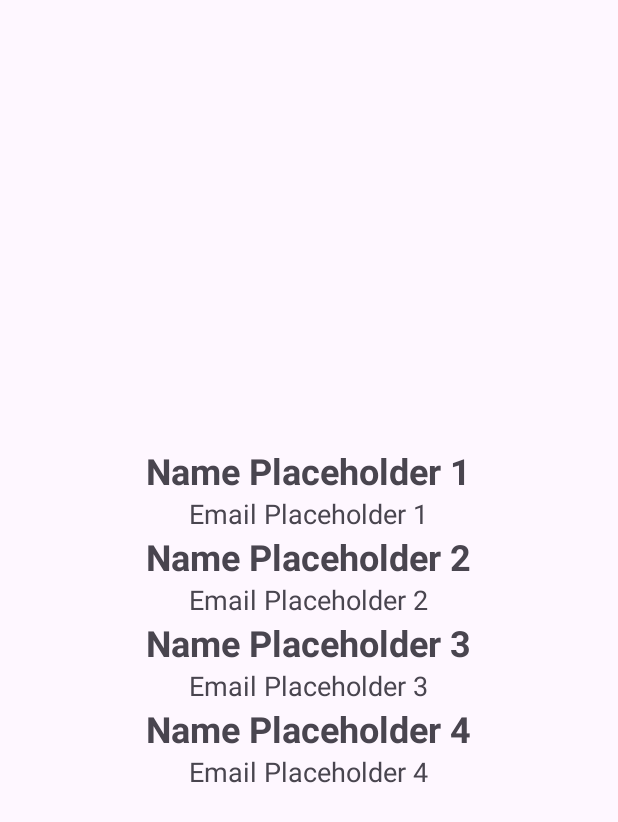
After one commit to CS5520FeinbergFall2023/group-a6-group-5, an Android app: the layout activity_about_us.xml on its own in the app's theme, with its tools: preview values and no code run, on a phone screen of 412 x 824 dp. The commit adds this screen. Shown: the top 822 px of the screen. Run offline under Robolectric (Android 15) with nearby library versions, the phone set to English and light mode, and no system bars.

Commit message:
Added the about us page with group member names and email

```diff
--- a/app/src/main/AndroidManifest.xml
+++ b/app/src/main/AndroidManifest.xml
@@ -14,12 +14,15 @@
         android:supportsRtl="true"
         android:theme="@style/Theme.NUMAD23Fa23_Group5"
         tools:targetApi="31">
+
         <activity
             android:name=".SearchResultActivity"
             android:exported="false" />
         <activity
             android:name=".AtYourServiceActivity"
             android:exported="false" />
+        <activity
+            android:name=".AboutUsActivity" />
         <activity
             android:name=".MainActivity"
             android:exported="true">
--- /dev/null
+++ b/app/src/main/res/layout/activity_about_us.xml
@@ -0,0 +1,73 @@
+<?xml version="1.0" encoding="utf-8"?>
+<LinearLayout
+    xmlns:android="http://schemas.android.com/apk/res/android"
+    xmlns:app="http://schemas.android.com/apk/res-auto"
+    xmlns:tools="http://schemas.android.com/tools"
+    android:layout_width="match_parent"
+    android:layout_height="match_parent"
+    android:orientation="vertical"
+    android:padding="16dp"
+    android:gravity="center">
+
+
+    <TextView
+        android:id="@+id/nameTextView1"
+        android:layout_width="wrap_content"
+        android:layout_height="wrap_content"
+        android:textSize="24sp"
+        android:textStyle="bold"
+        android:text="Name Placeholder 1" />
+
+    <TextView
+        android:id="@+id/emailTextView1"
+        android:layout_width="wrap_content"
+        android:layout_height="wrap_content"
+        android:textSize="18sp"
+        android:text="Email Placeholder 1" />
+
+    <TextView
+        android:id="@+id/nameTextView2"
+        android:layout_width="wrap_content"
+        android:layout_height="wrap_content"
+        android:textSize="24sp"
+        android:textStyle="bold"
+        android:text="Name Placeholder 2" />
+
+    <TextView
+        android:id="@+id/emailTextView2"
+        android:layout_width="wrap_content"
+        android:layout_height="wrap_content"
+        android:textSize="18sp"
+        android:text="Email Placeholder 2" />
+
+    <TextView
+        android:id="@+id/nameTextView3"
+        android:layout_width="wrap_content"
+        android:layout_height="wrap_content"
+        android:textSize="24sp"
+        android:textStyle="bold"
+        android:text="Name Placeholder 3" />
+
+    <TextView
+        android:id="@+id/emailTextView3"
+        android:layout_width="wrap_content"
+        android:layout_height="wrap_content"
+        android:textSize="18sp"
+        android:text="Email Placeholder 3" />
+
+    <TextView
+        android:id="@+id/nameTextView4"
+        android:layout_width="wrap_content"
+        android:layout_height="wrap_content"
+        android:textSize="24sp"
+        android:textStyle="bold"
+        android:text="Name Placeholder 4" />
+
+    <TextView
+        android:id="@+id/emailTextView4"
+        android:layout_width="wrap_content"
+        android:layout_height="wrap_content"
+        android:textSize="18sp"
+        android:text="Email Placeholder 4" />
+
+</LinearLayout>
```
Also changed, not shown: app/src/main/java/edu/northeastern/numad23fa23_group5/AboutUsActivity.java (added, +44 -0 lines), app/src/main/java/edu/northeastern/numad23fa23_group5/MainActivity.java (+21 -0 lines), app/src/main/res/layout/activity_main.xml (+13 -1 lines).
